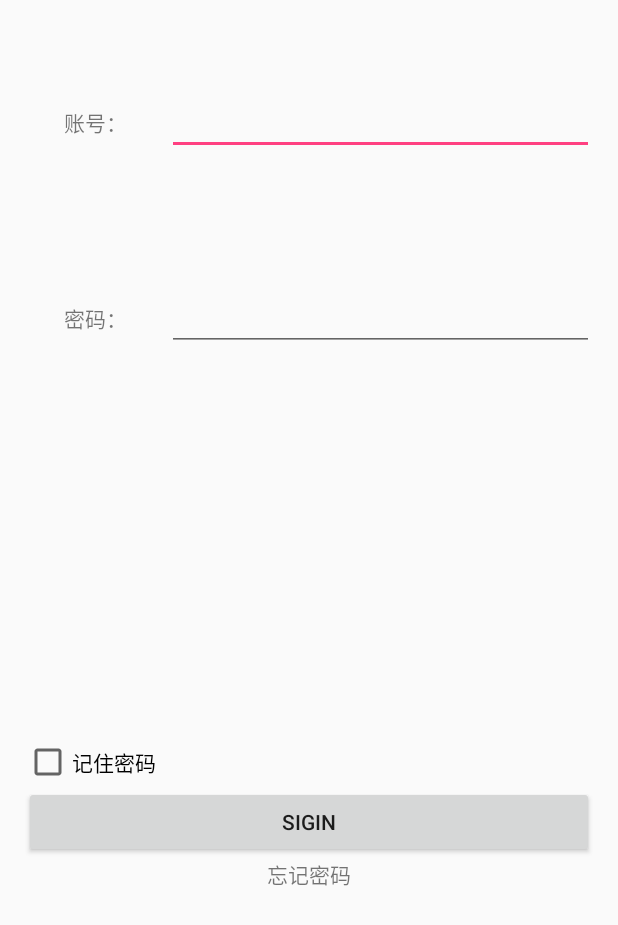
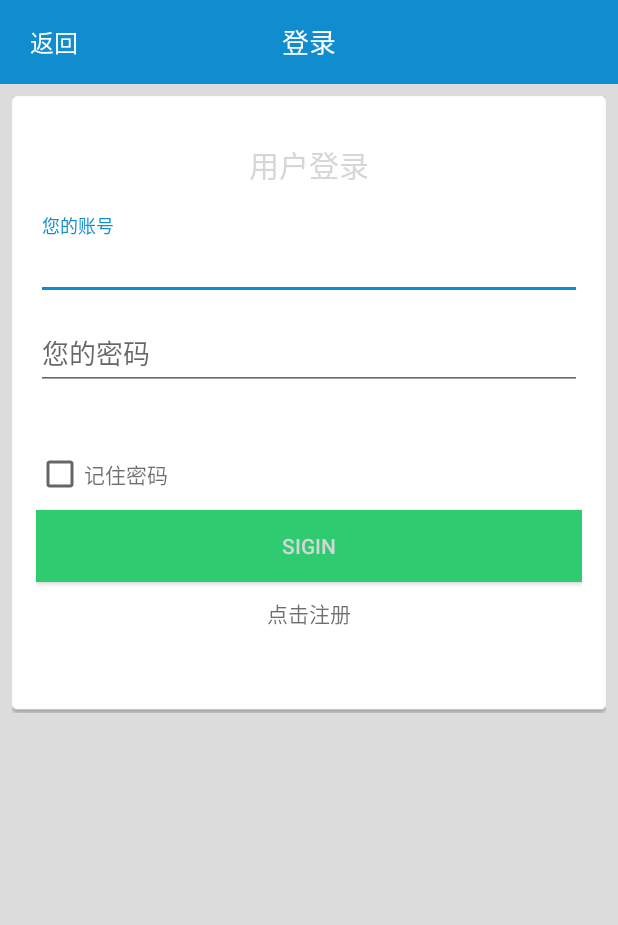
Before and after one commit to zhougod1/EducationSys, an Android app: the layout activity_login.xml on its own in the app's theme, with its tools: preview values and no code run, on a phone screen of 412 x 824 dp. Shown: the top 925 px of the screen. Run offline under Robolectric (Android 15) with nearby library versions, the light colour scheme and no system bars.

Commit message:
fuck you github

```diff
--- a/app/src/main/res/layout/activity_login.xml
+++ b/app/src/main/res/layout/activity_login.xml
@@ -1,72 +1,103 @@
 <?xml version="1.0" encoding="utf-8"?>
-<RelativeLayout xmlns:android="http://schemas.android.com/apk/res/android"
+<LinearLayout xmlns:android="http://schemas.android.com/apk/res/android"
     xmlns:tools="http://schemas.android.com/tools"
+    android:layout_width="match_parent"
+    android:layout_height="match_parent"
+    android:background="@color/common_google_signin_btn_text_dark_disabled"
+    android:orientation="vertical">
+    <RelativeLayout
+        android:id="@+id/bill_info_relative"
+        android:orientation="horizontal"
+        android:layout_width="match_parent"
+        android:layout_height="?attr/actionBarSize"
+        android:background="?attr/colorPrimary"
+        android:gravity="center_vertical">
+
+        <TextView
+            android:text="登录"
+            android:layout_width="wrap_content"
+            android:layout_height="wrap_content"
+            android:layout_weight="0.04"
+            android:layout_centerHorizontal="true"
+            android:textColor="@color/window_background"
+            android:textSize="18sp"
+            android:layout_centerVertical="true"
+            tools:textStyle="normal" />
+
+        <TextView
+            android:text="返回"
+            android:layout_width="wrap_content"
+            android:layout_height="match_parent"
+            android:layout_weight="0.04"
+            android:gravity="center"
+            android:textColor="@color/window_background"
+            android:textSize="16sp"
+            android:paddingRight="20dp"
+            android:paddingLeft="20dp"
+            android:layout_alignParentStart="true"
+            android:id="@+id/back" />
+
+    </RelativeLayout>
+<RelativeLayout
     android:id="@+id/activity_login"
     android:layout_width="match_parent"
-    android:layout_height="match_parent"
+    android:layout_height="wrap_content"
     android:paddingBottom="@dimen/activity_vertical_margin"
     android:paddingLeft="@dimen/activity_horizontal_margin"
     android:paddingRight="@dimen/activity_horizontal_margin"
     android:paddingTop="@dimen/activity_vertical_margin"
-    tools:context="edu.zcs.com.educationsys.activity.LoginActivity">
+    android:background="@drawable/list_bg"
+    android:layout_margin="8dp">
 
-    <LinearLayout
-        android:orientation="vertical"
-        android:layout_width="match_parent"
-        android:layout_height="match_parent"
+
+    <TextView
+        android:text="用户登录"
+        android:layout_width="wrap_content"
+        android:layout_height="60dp"
+        android:id="@+id/login_title"
+        android:layout_alignParentRight="false"
+        android:layout_alignParentLeft="false"
+        android:textSize="20sp"
         android:layout_centerHorizontal="true"
-        android:layout_alignParentTop="true"
-        >
+        android:gravity="center_vertical"
+        android:textColor="@color/btn_alert" />
 
-        <LinearLayout
-            android:orientation="horizontal"
+    <android.support.design.widget.TextInputLayout
+    android:id="@+id/passwordWrapper"
     android:layout_width="match_parent"
     android:layout_height="wrap_content"
-            android:layout_weight="1"
-            >
-
-            <TextView
-                android:text="账号："
-                android:layout_width="match_parent"
-                android:layout_height="match_parent"
-                android:id="@+id/textView7"
-                android:gravity="center"
-                android:layout_weight="3" />
-
+    android:layout_marginTop="4dp"
+    android:layout_below="@+id/login_title">
     <EditText
         android:layout_width="match_parent"
         android:layout_height="wrap_content"
         android:inputType="textPersonName"
         android:ems="10"
         android:id="@+id/accountNum"
-                android:layout_weight="1" />
+        android:layout_weight="1"
+        android:hint="您的账号"
+        android:textColor="@color/btn_alert"
+        android:textColorLink="?android:attr/colorPrimaryDark" />
+    </android.support.design.widget.TextInputLayout>
 
-        </LinearLayout>
-
-        <LinearLayout
-            android:orientation="horizontal"
+    <android.support.design.widget.TextInputLayout
+    android:id="@+id/passwordWrapper1"
     android:layout_width="match_parent"
     android:layout_height="wrap_content"
-            android:layout_weight="1"
-            >
-
-            <TextView
-                android:text="密码："
-                android:layout_width="match_parent"
-                android:layout_height="match_parent"
-                android:id="@+id/textView8"
-                android:gravity="center"
-                android:layout_weight="3" />
-
+    android:layout_marginTop="4dp"
+        android:layout_below="@+id/passwordWrapper"
+        android:layout_marginBottom="40dp">
     <EditText
         android:layout_width="match_parent"
         android:layout_height="wrap_content"
         android:inputType="textPassword"
         android:ems="10"
         android:id="@+id/password"
-                android:layout_weight="1" />
-
-        </LinearLayout>
+        android:layout_weight="1"
+        android:hint="您的密码"
+        android:textColor="@color/btn_alert"
+        android:textColorLink="@color/colorPrimaryDark" />
+</android.support.design.widget.TextInputLayout>
 
     <LinearLayout
         android:orientation="vertical"
@@ -74,26 +105,34 @@
         android:layout_height="wrap_content"
         android:layout_weight="5"
         android:gravity="center"
-            >
+        android:layout_below="@+id/passwordWrapper1">
 
         <CheckBox
             android:text="记住密码"
             android:layout_width="match_parent"
             android:layout_height="wrap_content"
-                android:id="@+id/keep_num" />
+            android:id="@+id/keep_num"
+            android:textColor="@color/common_google_signin_btn_text_light_default" />
 
         <Button
             android:text="Sigin"
             android:layout_width="match_parent"
             android:layout_height="wrap_content"
-                android:id="@+id/sigin" />
+            android:id="@+id/sigin"
+            android:background="@color/my_background4"
+            android:layout_marginTop="8dp"
+            android:textColor="@color/bg_white" />
 
         <TextView
-                android:text="忘记密码"
+            android:text="点击注册"
             android:layout_width="match_parent"
             android:layout_height="wrap_content"
             android:gravity="center"
-                android:id="@+id/textView9" />
+            android:id="@+id/textView9"
+            android:textColor="@color/common_google_signin_btn_text_light_default"
+            android:layout_marginBottom="40dp"
+            android:layout_marginTop="10dp" />
     </LinearLayout>
+
+</RelativeLayout>
 </LinearLayout>
-</RelativeLayout>
--- a/app/src/main/res/layout/content_main.xml
+++ b/app/src/main/res/layout/content_main.xml
@@ -16,7 +16,7 @@
         android:layout_alignParentLeft="true"
         android:layout_alignParentRight="true"
         android:id="@+id/fragment"
-        >
+        android:layout_marginBottom="60dp">
 
     </FrameLayout>
 
--- a/app/src/main/res/values/colors.xml
+++ b/app/src/main/res/values/colors.xml
@@ -2,7 +2,7 @@
 <resources>
     <color name="colorPrimary">#108dce</color>
     <color name="colorPrimaryDark">#108dce</color>
-    <color name="colorAccent">#FF4081</color>
+    <color name="colorAccent">#108dce</color>
     <color name="window_background">#ffffff</color>
     <color name="my_background">#f15d1e</color>
     <color name="my_background2">#d7d2d7</color>
```
Also changed, not shown: app/src/main/AndroidManifest.xml (+27 -22 lines), app/src/main/java/edu/zcs/com/educationsys/activity/LoginActivity.java (+5 -7 lines), app/src/main/java/edu/zcs/com/educationsys/activity/OrderActivity.java (+5 -2 lines), app/src/main/java/edu/zcs/com/educationsys/activity/ReleaseQuestionActivity.java (+42 -21 lines), app/src/main/java/edu/zcs/com/educationsys/activity/ResignActivity.java (added, +15 -0 lines), app/src/main/java/edu/zcs/com/educationsys/adapter/HomeAdapter.java (+9 -9 lines), app/src/main/java/edu/zcs/com/educationsys/util/tools/CourseUtils.java (+37 -1 lines), app/src/main/java/edu/zcs/com/educationsys/util/tools/HttpUtils.java (+7 -6 lines), app/src/main/res/layout/activity_image_grid.xml (+8 -4 lines), app/src/main/res/layout/activity_question_fragment.xml (+7 -11 lines), app/src/main/res/layout/activity_resign.xml (added, +104 -0 lines), app/src/main/res/drawable/fail.png, app/src/main/res/drawable/login_bg.jpg (added). Lines whose indentation alone changed are shown as unchanged.
